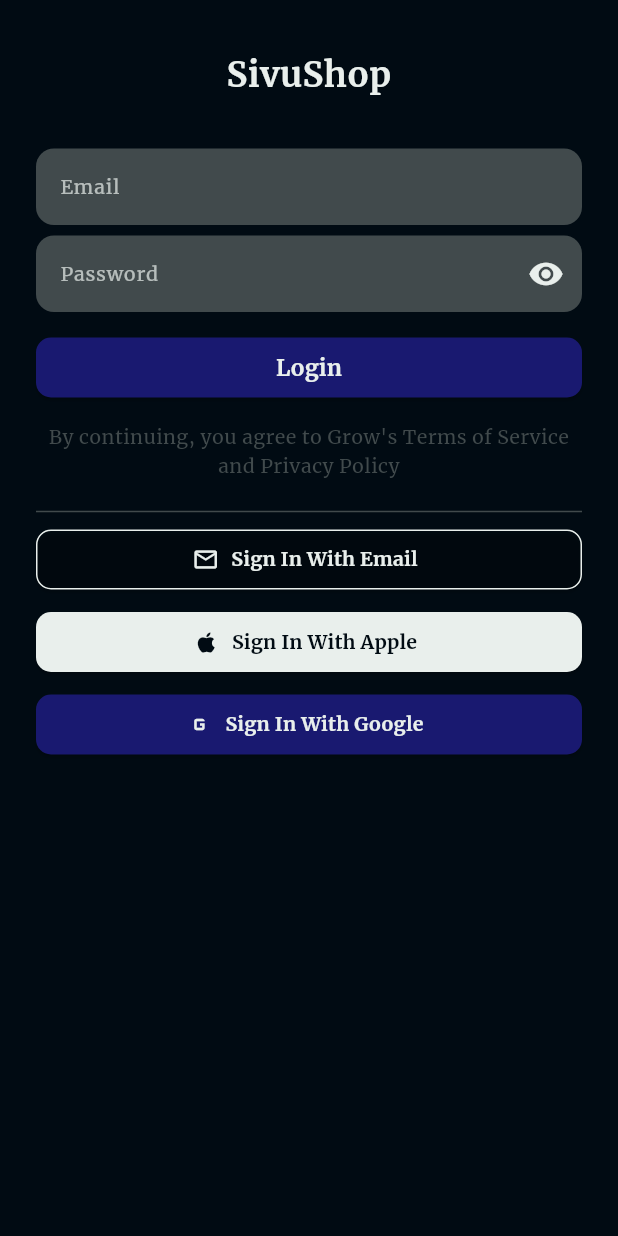
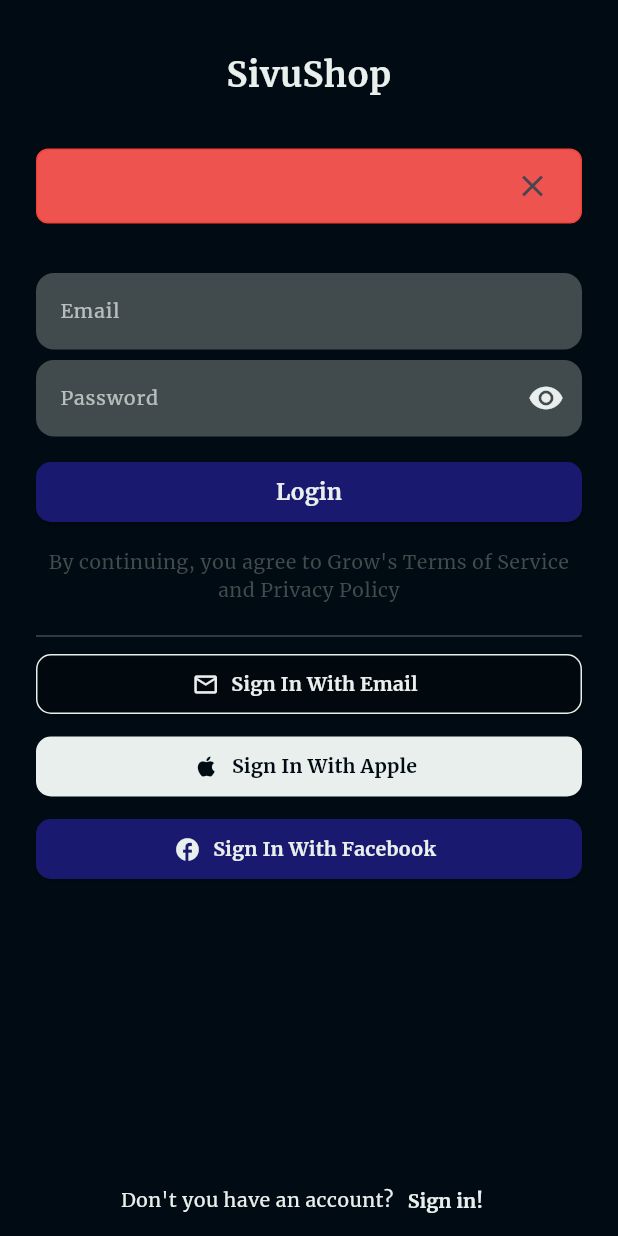
Before and after one commit to ilkerciblak/TutiShop.Portfolio, a Flutter app: the LoginScreen screen opened by its route, after a tap on "Login", on a phone screen of 412 x 824 dp. Run offline on Flutter 3.47's test engine with Material 3 defaults, Android fonts, the phone set to English and light mode, and no system bars; our stand-ins replace bloc, flutter_bloc, fpdart, get_it, go_router, salomon_bottom_bar; network calls fail; statements that could not run were skipped.

Commit message:
chore(user): mostly implemented user logic

```diff
--- a/mobile_application/suvido_eshop/lib/main.dart
+++ b/mobile_application/suvido_eshop/lib/main.dart
@@ -41,7 +41,7 @@
           titleLarge: AppFontStyles.boldBlack23,
         ),
         appBarTheme: const AppBarTheme(
-          backgroundColor: AppColors.primaryLightGreen,
+          backgroundColor: AppColors.primaryBlack,
           titleTextStyle: AppFontStyles.boldWhite18,
         ),
       ),
--- a/mobile_application/suvido_eshop/lib/modules/user/data/model/address_model.dart
+++ b/mobile_application/suvido_eshop/lib/modules/user/data/model/address_model.dart
@@ -82,6 +82,13 @@
     );
   }
 
+  factory AddressModel.initial() => AddressModel(
+      country: "country",
+      city: "city",
+      state: "state",
+      postalCode: "postalCode",
+      address: "address");
+
   Address toEntity() => Address(
         country: country,
         city: city,
--- a/mobile_application/suvido_eshop/lib/modules/user/data/model/payment_method_model.dart
+++ b/mobile_application/suvido_eshop/lib/modules/user/data/model/payment_method_model.dart
@@ -41,6 +41,9 @@
     );
   }
 
+  factory PaymentMethodModel.initial() => PaymentMethodModel(
+      cardNumber: "cardNumber", cardType: "cardType", cardExpire: "cardExpire");
+
   String toJson() => json.encode(toMap());
 
   factory PaymentMethodModel.fromJson(String source) =>
--- a/mobile_application/suvido_eshop/lib/modules/user/data/model/user_model.dart
+++ b/mobile_application/suvido_eshop/lib/modules/user/data/model/user_model.dart
@@ -6,7 +6,7 @@
 import 'package:suvido_eshop/modules/user/domain/user.dart';
 
 class UserModel {
-  final String identifier;
+  final int identifier;
   final String firstName;
   final String lastName;
   final String email;
@@ -24,7 +24,7 @@
   });
 
   UserModel copyWith({
-    String? identifier,
+    int? identifier,
     String? firstName,
     String? lastName,
     String? email,
@@ -57,14 +57,13 @@
 
   factory UserModel.fromMap(Map<String, dynamic> map) {
     return UserModel(
-      identifier: map['identifier'] as String,
+      identifier: map['identifier'] ?? map['id'],
       firstName: map['firstName'] as String,
       lastName: map['lastName'] as String,
       email: map['email'] as String,
       username: map['username'] as String,
-      paymentMethod: PaymentMethodModel.fromMap(
-          map['paymentMethod'] as Map<String, dynamic>),
-      address: AddressModel.fromMap(map['address'] as Map<String, dynamic>),
+      paymentMethod: PaymentMethodModel.initial(),
+      address: AddressModel.initial(),
     );
   }
 
@@ -74,7 +73,7 @@
       UserModel.fromMap(json.decode(source) as Map<String, dynamic>);
 
   User toEntity() => User(
-        identifier: identifier,
+        identifier: identifier.toString(),
         firstName: firstName,
         lastName: lastName,
         email: email,
--- /dev/null
+++ b/mobile_application/suvido_eshop/lib/modules/user/presentation/login/bloc/login_cubit.dart
@@ -0,0 +1,67 @@
+import 'package:bloc/bloc.dart';
+import 'package:flutter/material.dart';
+import 'package:get_it/get_it.dart';
+import 'package:go_router/go_router.dart';
+import 'package:suvido_eshop/modules/user/domain/_user_domain_exporter.dart';
+import 'package:suvido_eshop/modules/user/presentation/login/bloc/login_state.dart';
+import 'package:suvido_eshop/shared/_project_shared_exporter.dart';
+
+class LoginCubit extends Cubit<LoginState> {
+  final IUserRepository userRepository = GetIt.instance<IUserRepository>();
+  LoginCubit()
+      : super(
+          LoginState.initial(),
+        ) {
+    initPage();
+  }
+
+  late TextEditingController usernameController;
+  late TextEditingController passwordController;
+
+  void initPage() {
+    usernameController = TextEditingController(text: state.username);
+    passwordController = TextEditingController(text: state.password);
+  }
+
+  void onLoginBtnPressed(BuildContext context) async {
+    emit(
+      state.copyWith(
+        status: FetchStatus.loading,
+      ),
+    );
+    var response = await userRepository
+        .login(username: state.username, password: state.password)
+        .run();
+    response.fold(
+      (l) {
+        emit(
+          state.copyWith(
+            status: FetchStatus.failed,
+            errorMessage: (l as NetworkException).errorMessage,
+          ),
+        );
+      },
+      (r) {
+        GetIt.I.registerSingleton<User>(r);
+        context.goNamed('home');
+      },
+    );
+  }
+
+  void onUsernameEntered(String value) {
+    emit(state.copyWith(username: value));
+  }
+
+  void onPasswordEntered(String value) {
+    emit(state.copyWith(password: value));
+  }
+
+  void onMessageIconPressed() {
+    emit(
+      state.copyWith(
+        status: FetchStatus.idle,
+        errorMessage: '',
+      ),
+    );
+  }
+}
--- /dev/null
+++ b/mobile_application/suvido_eshop/lib/modules/user/presentation/login/bloc/login_state.dart
@@ -0,0 +1,54 @@
+import 'package:suvido_eshop/shared/_project_shared_exporter.dart';
+
+class LoginState {
+  final String username;
+  final String password;
+  final FetchStatus status;
+  final String errorMessage;
+
+  LoginState({
+    required this.username,
+    required this.password,
+    required this.status,
+    required this.errorMessage,
+  });
+
+  LoginState copyWith({
+    String? username,
+    String? password,
+    FetchStatus? status,
+    String? errorMessage,
+  }) {
+    return LoginState(
+      username: username ?? this.username,
+      password: password ?? this.password,
+      status: status ?? this.status,
+      errorMessage: errorMessage ?? this.errorMessage,
+    );
+  }
+
+  factory LoginState.initial() => LoginState(
+        username: "",
+        password: "",
+        status: FetchStatus.idle,
+        errorMessage: '',
+      );
+
+  @override
+  bool operator ==(covariant LoginState other) {
+    if (identical(this, other)) return true;
+
+    return other.username == username &&
+        other.password == password &&
+        other.status == status &&
+        other.errorMessage == errorMessage;
+  }
+
+  @override
+  int get hashCode {
+    return username.hashCode ^
+        password.hashCode ^
+        status.hashCode ^
+        errorMessage.hashCode;
+  }
+}
--- a/mobile_application/suvido_eshop/lib/modules/user/presentation/login/login_screen.dart
+++ b/mobile_application/suvido_eshop/lib/modules/user/presentation/login/login_screen.dart
@@ -1,5 +1,8 @@
 // ignore_for_file: prefer_const_constructors, prefer_const_literals_to_create_immutables
 import 'package:flutter/material.dart';
+import 'package:flutter_bloc/flutter_bloc.dart';
+import 'package:suvido_eshop/modules/user/presentation/login/bloc/login_state.dart';
+import 'package:suvido_eshop/modules/user/presentation/login/bloc/login_cubit.dart';
 import 'package:suvido_eshop/shared/_project_shared_exporter.dart';
 
 class LoginScreen extends StatefulWidget {
@@ -10,6 +13,14 @@
 }
 
 class _LoginScreenState extends State<LoginScreen> {
+  late LoginCubit cubit;
+
+  @override
+  void initState() {
+    cubit = LoginCubit();
+    super.initState();
+  }
+
   @override
   Widget build(BuildContext context) {
     return Scaffold(
@@ -17,7 +28,9 @@
       body: SafeArea(
         child: Padding(
           padding: const EdgeInsets.symmetric(horizontal: 24.0),
-          child: Column(
+          child: BlocBuilder<LoginCubit, LoginState>(
+            bloc: cubit,
+            builder: (context, state) => Column(
               mainAxisSize: MainAxisSize.max,
               crossAxisAlignment: CrossAxisAlignment.center,
               mainAxisAlignment: MainAxisAlignment.start,
@@ -39,9 +52,20 @@
                 const SizedBox(
                   height: AppSpacing.veryHuge,
                 ),
+                ConditionalAlertContainer(
+                  alertMessage: state.errorMessage,
+                  condition: state.status.isFailed,
+                  success: false,
+                  iconOnTap: cubit.onMessageIconPressed,
+                ),
+                const SizedBox(
+                  height: AppSpacing.veryHuge,
+                ),
                 TextField(
                   maxLines: 1,
                   style: AppFontStyles.regularWhite13,
+                  controller: cubit.usernameController,
+                  onChanged: cubit.onUsernameEntered,
                   decoration: InputDecoration(
                     hintText: "Email",
                     hintStyle: AppFontStyles.regularWhite13.withOpacity(0.7),
@@ -60,6 +84,8 @@
                   obscureText: true,
                   maxLines: 1,
                   style: AppFontStyles.regularWhite13,
+                  controller: cubit.passwordController,
+                  onChanged: cubit.onPasswordEntered,
                   decoration: InputDecoration(
                     hintText: "Password",
                     hintStyle: AppFontStyles.regularWhite13.withOpacity(0.7),
@@ -84,10 +110,11 @@
                 Row(
                   children: [
                     Expanded(
-                    child: ElevatedTextButton(
+                      child: ElevatedStatefullButton(
                         backgroundColor: AppColors.primaryBlue,
                         btnText: 'Login',
-                      onPressed: () {},
+                        onTap: () => cubit.onLoginBtnPressed(context),
+                        status: state.status,
                       ),
                     )
                   ],
@@ -182,14 +209,33 @@
                         ),
                         onPressed: () {},
                         label: Text(
-                      'Sign In With Google',
+                          'Sign In With Facebook',
                           style: AppFontStyles.boldWhite13,
                         ),
-                    icon: Icon(Icons.g_mobiledata_outlined),
-                  ))
+                        icon: Icon(Icons.facebook_outlined),
+                      ),
+                    )
                   ],
                 ),
+                const Spacer(),
+                Row(
+                  mainAxisAlignment: MainAxisAlignment.center,
+                  children: [
+                    Text(
+                      "Don't you have an account?",
+                      style: AppFontStyles.regularWhite13,
+                    ),
+                    TextButton(
+                      onPressed: () {},
+                      child: Text(
+                        "Sign in!",
+                        style: AppFontStyles.boldWhite13,
+                      ),
+                    ),
                   ],
+                )
+              ],
+            ),
           ),
         ),
       ),
--- a/mobile_application/suvido_eshop/lib/presentation/home/home_navigation_screen.dart
+++ b/mobile_application/suvido_eshop/lib/presentation/home/home_navigation_screen.dart
@@ -26,12 +26,9 @@
       bloc: cubit,
       builder: (context, state) {
         return Scaffold(
-          appBar: AppBar(
-            title: const Text('Shoppiri'),
-          ),
           bottomNavigationBar: SalomonBottomBar(
             currentIndex: state,
-            backgroundColor: AppColors.primaryLightGreen,
+            backgroundColor: AppColors.primaryBlack,
             selectedItemColor: AppColors.primaryWhite,
             unselectedItemColor: AppColors.primaryWhite.withOpacity(0.5),
             onTap: cubit.onNavTap,
--- a/mobile_application/suvido_eshop/lib/shared/enums/fetch_status.dart
+++ b/mobile_application/suvido_eshop/lib/shared/enums/fetch_status.dart
@@ -4,3 +4,10 @@
   success,
   failed,
 }
+
+extension FetchStatusX on FetchStatus {
+  bool get isIdle => index == 0;
+  bool get isLoading => index == 1;
+  bool get isSuccess => index == 2;
+  bool get isFailed => index == 3;
+}
--- a/mobile_application/suvido_eshop/lib/shared/theme/app_spacing.dart
+++ b/mobile_application/suvido_eshop/lib/shared/theme/app_spacing.dart
@@ -1,3 +1,5 @@
+import 'package:flutter/widgets.dart';
+
 class AppSpacing {
   static const double tiny = 3;
   static const double small = 7;
@@ -5,4 +7,7 @@
   static const double large = 19;
   static const double huge = 27;
   static const double veryHuge = 33;
+
+  static const EdgeInsets edgeInsetsHorizontal12 =
+      EdgeInsets.symmetric(horizontal: 12);
 }
--- a/mobile_application/suvido_eshop/lib/shared/widget/_shared_widget_exporter.dart
+++ b/mobile_application/suvido_eshop/lib/shared/widget/_shared_widget_exporter.dart
@@ -1 +1,3 @@
 export 'elevated_text_button.dart';
+export 'elevated_statefull_button.dart';
+export 'conditional_alert_container.dart';
--- /dev/null
+++ b/mobile_application/suvido_eshop/lib/shared/widget/conditional_alert_container.dart
@@ -0,0 +1,49 @@
+// ignore_for_file: public_member_api_docs, sort_constructors_first
+import 'package:flutter/material.dart';
+import 'package:suvido_eshop/shared/_project_shared_exporter.dart';
+
+class ConditionalAlertContainer extends StatelessWidget {
+  final String alertMessage;
+  final bool condition;
+  final bool success;
+  final void Function()? iconOnTap;
+  const ConditionalAlertContainer({
+    super.key,
+    required this.alertMessage,
+    required this.condition,
+    this.success = true,
+    this.iconOnTap,
+  });
+
+  @override
+  Widget build(BuildContext context) {
+    return condition
+        ? Container(
+            decoration: BoxDecoration(
+              borderRadius: BorderRadius.circular(8),
+              color: success
+                  ? AppColors.primaryDarkGreen.withOpacity(0.4)
+                  : Colors.red[400],
+              border: Border.all(
+                color: success ? AppColors.primaryDarkGreen : Colors.red,
+              ),
+              shape: BoxShape.rectangle,
+            ),
+            padding: const EdgeInsets.symmetric(horizontal: 8),
+            child: Row(
+              children: [
+                Expanded(
+                  child: Text(
+                    alertMessage,
+                    style: AppFontStyles.boldWhite13,
+                  ),
+                ),
+                IconButton(
+                  onPressed: iconOnTap ?? () {},
+                  icon: const Icon(Icons.close_outlined),
+                )
+              ],
+            ))
+        : Container();
+  }
+}
--- /dev/null
+++ b/mobile_application/suvido_eshop/lib/shared/widget/elevated_statefull_button.dart
@@ -0,0 +1,54 @@
+// ignore_for_file: public_member_api_docs, sort_constructors_first
+import 'package:flutter/material.dart';
+import 'package:suvido_eshop/shared/_project_shared_exporter.dart';
+
+class ElevatedStatefullButton extends StatelessWidget {
+  final String btnText;
+  final void Function() onTap;
+  final FetchStatus status;
+  final Color? backgroundColor;
+  final TextStyle? btnTextStyle;
+
+  const ElevatedStatefullButton({
+    super.key,
+    required this.btnText,
+    required this.onTap,
+    required this.status,
+    this.backgroundColor,
+    this.btnTextStyle,
+  });
+
+  @override
+  Widget build(BuildContext context) {
+    return ElevatedButton(
+      onPressed: !status.isLoading ? onTap : null,
+      style: ElevatedButton.styleFrom(
+        disabledBackgroundColor: backgroundColor?.withOpacity(0.5) ??
+            AppColors.primaryBlue.withOpacity(0.6),
+        backgroundColor: backgroundColor ?? AppColors.primaryBlue,
+        shape: RoundedRectangleBorder(
+          borderRadius: BorderRadius.circular(10),
+        ),
+      ),
+      child: !status.isLoading
+          ? Text(
+              btnText,
+              style: btnTextStyle ?? AppFontStyles.boldWhite15,
+            )
+          : Row(
+              children: [
+                Expanded(
+                  child: Text(
+                    textAlign: TextAlign.center,
+                    btnText,
+                    style: btnTextStyle ?? AppFontStyles.boldWhite15,
+                  ),
+                ),
+                const CircularProgressIndicator(
+                  color: AppColors.primaryWhite,
+                )
+              ],
+            ),
+    );
+  }
+}
```
Lines whose indentation alone changed are shown as unchanged.
